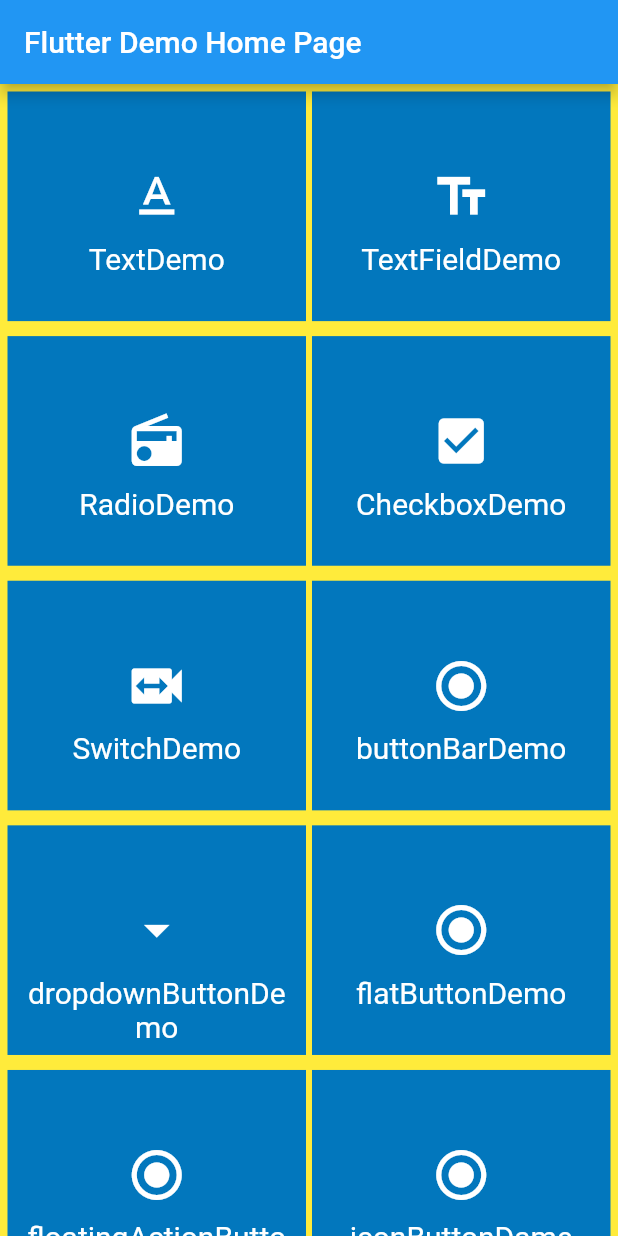
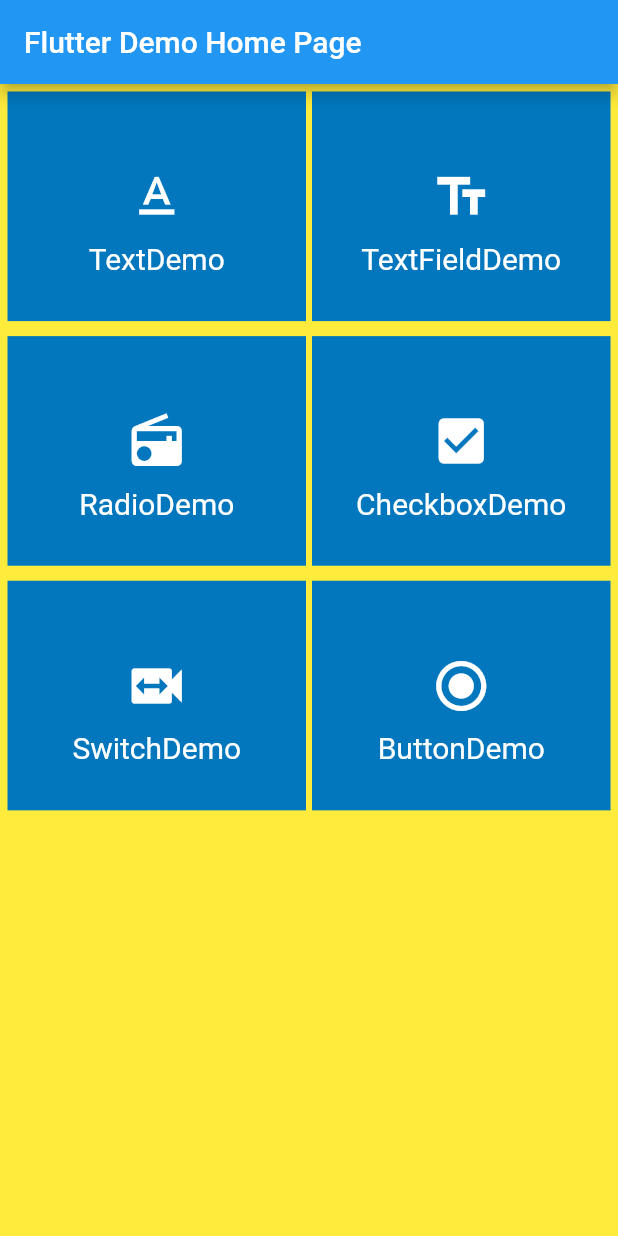
Before and after one commit to TestEngineerFish/material, a Flutter app: the screen it shows after launch, on a phone screen of 412 x 824 dp. Run offline on Flutter 3.47's test engine with Material 2 defaults, Android fonts, the phone set to English and light mode, and no system bars; our stand-ins replace fluro; statements that could not run were skipped.

Commit message:
归纳Button Widget

```diff
--- a/lib/WidgetCustomItem.dart
+++ b/lib/WidgetCustomItem.dart
@@ -53,6 +53,11 @@ class _WidgetCustomItem extends State<WidgetCustomItem> {
       case radioDemoName:
         {
           Application.router.navigateTo(context, BPRouter.radioDemo);
+        }
+        break;
+      case buttonDemoName:
+        {
+          Application.router.navigateTo(context, BPRouter.buttonDemo, transition: TransitionType.inFromRight);
         }
         break;
       case buttonBarDemoName:
--- a/lib/resources/bpString.dart
+++ b/lib/resources/bpString.dart
@@ -4,6 +4,7 @@ const String textFieldDemoName            = "TextFieldDemo";
 const String radioDemoName                = "RadioDemo";
 const String checkboxDemoName             = "CheckboxDemo";
 const String switchDemoName               = "SwitchDemo";
+const String buttonDemoName               = "ButtonDemo";
 const String buttonBarDemoName            = "buttonBarDemo";
 const String dropdownButtonDemoName       = "dropdownButtonDemo";
 const String flatButtonDemoName           = "flatButtonDemo";
--- a/lib/routers/router.dart
+++ b/lib/routers/router.dart
@@ -11,6 +11,7 @@ class BPRouter {
   static String radioDemo = "/radio";
   static String checkboxDemo = "/checkbox";
   static String swtichDemo = "/switch";
+  static String buttonDemo = "/button";
   static String buttonBarDemo = "/buttonBar";
   static String dropdownButtonDemo = "/dropdownButton";
   static String flatButtonDemo = "/flatButton";
@@ -25,6 +26,7 @@ class BPRouter {
     router.define(radioDemo, handler: radioHandler);
     router.define(checkboxDemo, handler: checkboxHandler);
     router.define(swtichDemo, handler: switchHandler);
+    router.define(buttonDemo, handler: buttonHandler);
     router.define(buttonBarDemo, handler: buttonBarHandler);
     router.define(dropdownButtonDemo, handler: dropdownButtonHandler);
     router.define(flatButtonDemo, handler: flatButtonHandler);
--- a/lib/routers/routerHandler.dart
+++ b/lib/routers/routerHandler.dart
@@ -2,6 +2,7 @@ import 'package:fluro/fluro.dart';
 import 'package:flutter/cupertino.dart';
 import 'package:flutter/material.dart';
 import 'package:material/widgets/buttons/buttonBarDemo.dart';
+import 'package:material/widgets/buttons/buttonDemo.dart';
 import 'package:material/widgets/buttons/dropdownButtonDemo.dart';
 import 'package:material/widgets/buttons/flatButtonDemo.dart';
 import 'package:material/widgets/buttons/floatingActionButtonDemo.dart';
@@ -40,6 +41,10 @@ var switchHandler = Handler(handlerFunc: (BuildContext context, Map<String, List
   return SwitchDemo();
 });
 
+var buttonHandler = Handler(handlerFunc: (BuildContext context, Map<String, List<String>> params) {
+  return ButtonDemo();
+});
+
 var buttonBarHandler = Handler(handlerFunc: (BuildContext context, Map<String, List<String>> params) {
   return ButtonBarDemo();
 });
@@ -64,6 +69,6 @@ var outlineButtonHandler = Handler(handlerFunc: (BuildContext context, Map<Strin
   return OutlineButtonDemo();
 });
 
-var popupMenuButtonHandler = Handler(handlerFunc: (BuildContext context, Map<>) {
+var popupMenuButtonHandler = Handler(handlerFunc: (BuildContext context, Map<String, List<String>> params) {
   return PopupMenuButtonDemo();
 });
--- a/lib/widgetHome.dart
+++ b/lib/widgetHome.dart
@@ -26,12 +26,7 @@ class _WidgetHome extends State<WidgetHome> {
           WidgetCustomItem(radioDemoName, Icons.radio),
           WidgetCustomItem(checkboxDemoName, Icons.check_box),
           WidgetCustomItem(switchDemoName, Icons.switch_video),
-          WidgetCustomItem(buttonBarDemoName, Icons.radio_button_checked),
-          WidgetCustomItem(dropdownButtonDemoName, Icons.arrow_drop_down),
-          WidgetCustomItem(flatButtonDemoName, Icons.radio_button_checked),
-          WidgetCustomItem(floatingActionButtonDemoName, Icons.radio_button_checked),
-          WidgetCustomItem(iconButtonDemoName, Icons.radio_button_checked),
-          WidgetCustomItem(outlineButtonDemoName, Icons.radio_button_checked),
+          WidgetCustomItem(buttonDemoName, Icons.radio_button_checked),
         ],
       ),
     );
```
Also changed, not shown: lib/widgets/buttons/buttonDemo.dart (added, +34 -0 lines).
